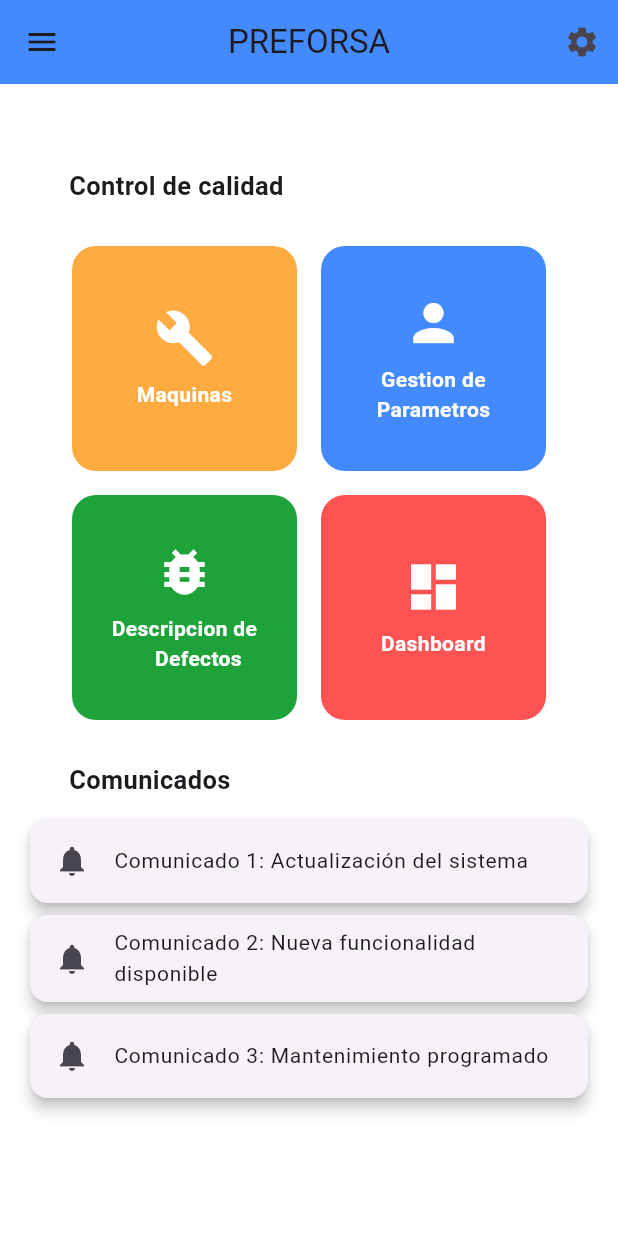
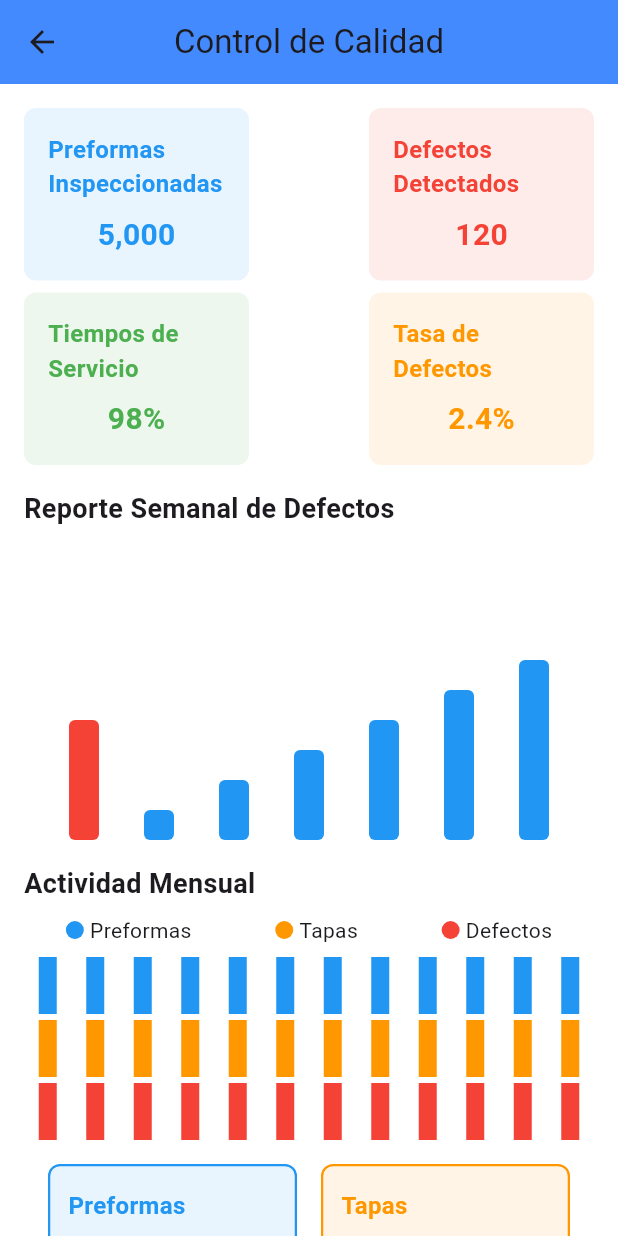
Before and after one commit to Dorian-Cachi-Zalles/ProyectoAppPREFORSA, a Flutter app: the screen it shows after launch, after a tap on "Dashboard", on a phone screen of 412 x 824 dp. Run offline on Flutter 3.47's test engine with Material 3 defaults, Android fonts, the phone set to English and light mode, and no system bars; our stand-ins replace flutter_form_builder, form_builder_validators, persistent_bottom_nav_bar, shared_preferences, sqflite; missing offline and left inert: flutter_settings_ui, swipeable_tile; accounts and stored records are empty.

Commit message:
graficas implementadas

```diff
--- a/lib/main.dart
+++ b/lib/main.dart
@@ -2,7 +2,7 @@ import 'package:flutter/material.dart';
 import 'package:provider/provider.dart';
 import 'package:proyecto/src/models/settings_model.dart';
 import 'package:proyecto/src/providers/preformas_ips_provider/formulario_principal.dart';
-import 'package:proyecto/src/widgets/home_screen.dart';
+import 'package:proyecto/src/views/formularios/home_screen.dart';
 
 class AppThemes {
   // Tema claro
--- /dev/null
+++ b/lib/src/views/dashboard.dart
@@ -0,0 +1,261 @@
+import 'package:flutter/material.dart';
+
+class ScreenDashboard extends StatelessWidget {
+  const ScreenDashboard({super.key});
+
+  @override
+  Widget build(BuildContext context) {
+    return Scaffold(
+      appBar: AppBar(
+        title: const Text('Control de Calidad'),
+        centerTitle: true,
+        backgroundColor: Colors.blueAccent,
+      ),
+      body: ListView(
+        padding: const EdgeInsets.all(16.0),
+        children: [
+          // Dashboard Cards
+          Row(
+            mainAxisAlignment: MainAxisAlignment.spaceBetween,
+            children: [
+              _buildDashboardCard(
+                  'Preformas Inspeccionadas', '5,000', Colors.blue),
+              _buildDashboardCard('Defectos Detectados', '120', Colors.red),
+            ],
+          ),
+          const SizedBox(height: 8),
+          Row(
+            mainAxisAlignment: MainAxisAlignment.spaceBetween,
+            children: [
+              _buildDashboardCard('Tiempos de Servicio', '98%', Colors.green),
+              _buildDashboardCard('Tasa de Defectos', '2.4%', Colors.orange),
+            ],
+          ),
+          const SizedBox(height: 16),
+
+          // Bar Chart
+          const Text(
+            'Reporte Semanal de Defectos',
+            style: TextStyle(fontSize: 18, fontWeight: FontWeight.bold),
+          ),
+          const SizedBox(height: 8),
+          SizedBox(
+            height: 200,
+            child: _buildBarChart(),
+          ),
+          const SizedBox(height: 16),
+
+          // Activity Chart
+          const Text(
+            'Actividad Mensual',
+            style: TextStyle(fontSize: 18, fontWeight: FontWeight.bold),
+          ),
+          const SizedBox(height: 8),
+          SizedBox(
+            height: 150,
+            child: _buildActivityChart(),
+          ),
+          GridView.builder(
+            padding: const EdgeInsets.all(16),
+            shrinkWrap: true, // Para que no ocupe espacio infinito
+            physics:
+                const NeverScrollableScrollPhysics(), // Evita conflictos de desplazamiento
+            gridDelegate: const SliverGridDelegateWithFixedCrossAxisCount(
+              crossAxisCount: 2, // Número de columnas
+              crossAxisSpacing: 16, // Espaciado horizontal
+              mainAxisSpacing: 16, // Espaciado vertical
+              childAspectRatio: 2, // Relación de aspecto de cada celda
+            ),
+            itemCount: 6, // Número total de elementos
+            itemBuilder: (context, index) {
+              final items = [
+                {
+                  'title': 'Preformas',
+                  'value': '10,000 unidades',
+                  'color': Colors.blue,
+                },
+                {
+                  'title': 'Tapas',
+                  'value': '5,000 unidades',
+                  'color': Colors.orange,
+                },
+                {
+                  'title': 'Botellas',
+                  'value': '3,000 unidades',
+                  'color': Colors.green,
+                },
+                {
+                  'title': 'Resina',
+                  'value': '2,500 kg',
+                  'color': Colors.purple,
+                },
+                {
+                  'title': 'Producción',
+                  'value': '4,000 unidades/día',
+                  'color': Colors.red,
+                },
+                {'title': 'Defectos', 'value': '1.5%', 'color': Colors.grey},
+              ];
+
+              final item = items[index];
+
+              return Container(
+                padding: const EdgeInsets.all(12),
+                decoration: BoxDecoration(
+                  color: (item['color'] as Color).withOpacity(0.1),
+                  border: Border.all(color: item['color'] as Color, width: 1.5),
+                  borderRadius: BorderRadius.circular(8),
+                ),
+                child: Column(
+                  mainAxisAlignment: MainAxisAlignment.center,
+                  crossAxisAlignment: CrossAxisAlignment.start,
+                  children: [
+                    Text(
+                      item['title'] as String,
+                      style: TextStyle(
+                        fontSize: 16,
+                        fontWeight: FontWeight.bold,
+                        color: item['color'] as Color,
+                      ),
+                    ),
+                    const SizedBox(height: 8),
+                    Text(
+                      item['value'] as String,
+                      style: TextStyle(
+                        fontSize: 14,
+                        fontWeight: FontWeight.w600,
+                        color: item['color'] as Color,
+                      ),
+                    ),
+                  ],
+                ),
+              );
+            },
+          )
+        ],
+      ),
+    );
+  }
+
+  // Dashboard card widget
+  Widget _buildDashboardCard(String title, String value, Color color) {
+    return Container(
+      width: 150,
+      padding: const EdgeInsets.all(16),
+      decoration: BoxDecoration(
+        color: color.withOpacity(0.1),
+        borderRadius: BorderRadius.circular(8),
+      ),
+      child: Column(
+        mainAxisAlignment: MainAxisAlignment.center,
+        children: [
+          Text(
+            title,
+            style: TextStyle(
+                fontSize: 16, color: color, fontWeight: FontWeight.bold),
+          ),
+          const SizedBox(height: 8),
+          Text(
+            value,
+            style: TextStyle(
+                fontSize: 20, color: color, fontWeight: FontWeight.bold),
+          ),
+        ],
+      ),
+    );
+  }
+
+  // Bar chart widget (mocked for simplicity)
+  Widget _buildBarChart() {
+    return Row(
+      mainAxisAlignment: MainAxisAlignment.spaceEvenly,
+      crossAxisAlignment: CrossAxisAlignment.end,
+      children: List.generate(
+        7,
+        (index) => Container(
+          width: 20,
+          height: (index == 0 ? 80 : index * 20).toDouble(),
+          decoration: BoxDecoration(
+            color: index == 0 ? Colors.red : Colors.blue,
+            borderRadius: BorderRadius.circular(4),
+          ),
+        ),
+      ),
+    );
+  }
+
+  // Activity chart widget (mocked for simplicity)
+  Widget _buildActivityChart() {
+    return Column(
+      children: [
+        const Row(
+          mainAxisAlignment: MainAxisAlignment.spaceAround,
+          children: [
+            _LegendIndicator(color: Colors.blue, text: 'Preformas'),
+            _LegendIndicator(color: Colors.orange, text: 'Tapas'),
+            _LegendIndicator(color: Colors.red, text: 'Defectos'),
+          ],
+        ),
+        const SizedBox(height: 8),
+        Expanded(
+          child: Row(
+            mainAxisAlignment: MainAxisAlignment.spaceAround,
+            children: List.generate(
+              12,
+              (index) => Column(
+                children: [
+                  Expanded(
+                    child: Container(
+                      width: 12,
+                      color: Colors.blue,
+                      height: (index % 2 == 0 ? 50 : 30).toDouble(),
+                    ),
+                  ),
+                  const SizedBox(height: 4),
+                  Expanded(
+                    child: Container(
+                      width: 12,
+                      color: Colors.orange,
+                      height: (index % 3 == 0 ? 70 : 40).toDouble(),
+                    ),
+                  ),
+                  const SizedBox(height: 4),
+                  Expanded(
+                    child: Container(
+                      width: 12,
+                      color: Colors.red,
+                      height: (index % 4 == 0 ? 90 : 60).toDouble(),
+                    ),
+                  ),
+                ],
+              ),
+            ),
+          ),
+        ),
+      ],
+    );
+  }
+}
+
+// Legend indicator for activity
+class _LegendIndicator extends StatelessWidget {
+  final Color color;
+  final String text;
+
+  const _LegendIndicator({required this.color, required this.text});
+
+  @override
+  Widget build(BuildContext context) {
+    return Row(
+      children: [
+        Container(
+          width: 12,
+          height: 12,
+          decoration: BoxDecoration(color: color, shape: BoxShape.circle),
+        ),
+        const SizedBox(width: 4),
+        Text(text),
+      ],
+    );
+  }
+}
--- a/lib/src/views/formularios/ccm.dart
+++ b/lib/src/views/formularios/ccm.dart
@@ -7,7 +7,7 @@ import 'package:proyecto/src/views/formularios/preformas_i5.dart';
 import 'package:proyecto/src/views/formularios/soplado.dart';
 import 'package:proyecto/src/views/formularios/tapas6.dart';
 import 'package:proyecto/src/views/formularios/yutzumi.dart';
-import 'package:proyecto/src/widgets/home_screen.dart';
+import 'package:proyecto/src/views/formularios/home_screen.dart';
 import 'package:proyecto/src/widgets/settings_page.dart';
 import 'package:proyecto/src/views/formularios/preformas%20ips/screen_ctrl_pesos.dart';
 import 'package:proyecto/src/views/formularios/preformas%20ips/screen_datos.dart';
--- a/lib/src/views/formularios/coloracap.dart
+++ b/lib/src/views/formularios/coloracap.dart
@@ -7,7 +7,7 @@ import 'package:proyecto/src/views/formularios/preformas_i5.dart';
 import 'package:proyecto/src/views/formularios/soplado.dart';
 import 'package:proyecto/src/views/formularios/tapas6.dart';
 import 'package:proyecto/src/views/formularios/yutzumi.dart';
-import 'package:proyecto/src/widgets/home_screen.dart';
+import 'package:proyecto/src/views/formularios/home_screen.dart';
 import 'package:proyecto/src/widgets/settings_page.dart';
 import 'package:proyecto/src/views/formularios/preformas%20ips/screen_ctrl_pesos.dart';
 import 'package:proyecto/src/views/formularios/preformas%20ips/screen_datos.dart';
--- a/lib/src/widgets/home_screen.dart
+++ b/lib/src/views/formularios/home_screen.dart
@@ -1,6 +1,7 @@
 import 'package:flutter/material.dart';
 import 'package:provider/provider.dart';
 import 'package:proyecto/src/models/settings_model.dart';
+import 'package:proyecto/src/views/dashboard.dart';
 import 'package:proyecto/src/widgets/settings_page.dart';
 import 'package:proyecto/src/views/formularios/preformas_ips.dart';
 import 'package:proyecto/src/widgets/custom_drawer.dart';
@@ -118,7 +119,12 @@ class _HomeScreenState extends State<HomeScreen> {
                         text: "Dashboard",
                         fontSize: settingsModel.fontSize,
                         onTap: () {
-                          // Agrega la navegación correspondiente
+                          Navigator.push(
+                            context,
+                            MaterialPageRoute(
+                              builder: (context) => const ScreenDashboard(),
+                            ),
+                          );
                         },
                       ),
                     ],
--- a/lib/src/views/formularios/preformas_i5.dart
+++ b/lib/src/views/formularios/preformas_i5.dart
@@ -7,7 +7,7 @@ import 'package:proyecto/src/views/formularios/coloracap.dart';
 import 'package:proyecto/src/views/formularios/soplado.dart';
 import 'package:proyecto/src/views/formularios/tapas6.dart';
 import 'package:proyecto/src/views/formularios/yutzumi.dart';
-import 'package:proyecto/src/widgets/home_screen.dart';
+import 'package:proyecto/src/views/formularios/home_screen.dart';
 import 'package:proyecto/src/widgets/settings_page.dart';
 import 'package:proyecto/src/views/formularios/preformas%20ips/screen_ctrl_pesos.dart';
 import 'package:proyecto/src/views/formularios/preformas%20ips/screen_datos.dart';
--- a/lib/src/views/formularios/preformas_ips.dart
+++ b/lib/src/views/formularios/preformas_ips.dart
@@ -7,7 +7,7 @@ import 'package:proyecto/src/views/formularios/coloracap.dart';
 import 'package:proyecto/src/views/formularios/soplado.dart';
 import 'package:proyecto/src/views/formularios/tapas6.dart';
 import 'package:proyecto/src/views/formularios/yutzumi.dart';
-import 'package:proyecto/src/widgets/home_screen.dart';
+import 'package:proyecto/src/views/formularios/home_screen.dart';
 import 'package:proyecto/src/widgets/settings_page.dart';
 import 'package:proyecto/src/views/formularios/preformas%20ips/screen_ctrl_pesos.dart';
 import 'package:proyecto/src/views/formularios/preformas%20ips/screen_datos.dart';
--- a/lib/src/views/formularios/soplado.dart
+++ b/lib/src/views/formularios/soplado.dart
@@ -7,7 +7,7 @@ import 'package:proyecto/src/views/formularios/coloracap.dart';
 import 'package:proyecto/src/views/formularios/preformas_i5.dart';
 import 'package:proyecto/src/views/formularios/tapas6.dart';
 import 'package:proyecto/src/views/formularios/yutzumi.dart';
-import 'package:proyecto/src/widgets/home_screen.dart';
+import 'package:proyecto/src/views/formularios/home_screen.dart';
 import 'package:proyecto/src/widgets/settings_page.dart';
 import 'package:proyecto/src/views/formularios/preformas%20ips/screen_ctrl_pesos.dart';
 import 'package:proyecto/src/views/formularios/preformas%20ips/screen_datos.dart';
--- a/lib/src/views/formularios/tapas6.dart
+++ b/lib/src/views/formularios/tapas6.dart
@@ -6,7 +6,7 @@ import 'package:proyecto/src/views/formularios/ccm.dart';
 import 'package:proyecto/src/views/formularios/coloracap.dart';
 import 'package:proyecto/src/views/formularios/preformas_i5.dart';
 import 'package:proyecto/src/views/formularios/yutzumi.dart';
-import 'package:proyecto/src/widgets/home_screen.dart';
+import 'package:proyecto/src/views/formularios/home_screen.dart';
 import 'package:proyecto/src/widgets/settings_page.dart';
 import 'package:proyecto/src/views/formularios/preformas%20ips/screen_ctrl_pesos.dart';
 import 'package:proyecto/src/views/formularios/preformas%20ips/screen_datos.dart';
--- a/lib/src/views/formularios/yutzumi.dart
+++ b/lib/src/views/formularios/yutzumi.dart
@@ -5,7 +5,7 @@ import 'package:proyecto/src/models/settings_model.dart';
 import 'package:proyecto/src/views/formularios/ccm.dart';
 import 'package:proyecto/src/views/formularios/coloracap.dart';
 import 'package:proyecto/src/views/formularios/preformas_i5.dart';
-import 'package:proyecto/src/widgets/home_screen.dart';
+import 'package:proyecto/src/views/formularios/home_screen.dart';
 import 'package:proyecto/src/widgets/settings_page.dart';
 import 'package:proyecto/src/views/formularios/preformas%20ips/screen_ctrl_pesos.dart';
 import 'package:proyecto/src/views/formularios/preformas%20ips/screen_datos.dart';
```
